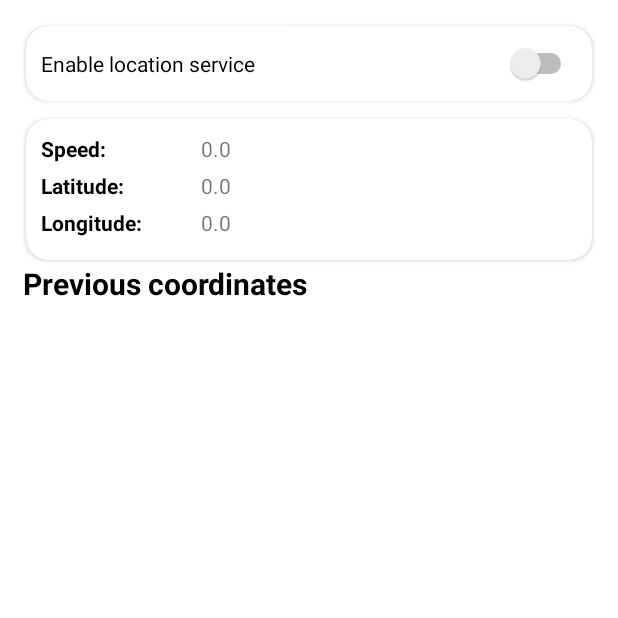
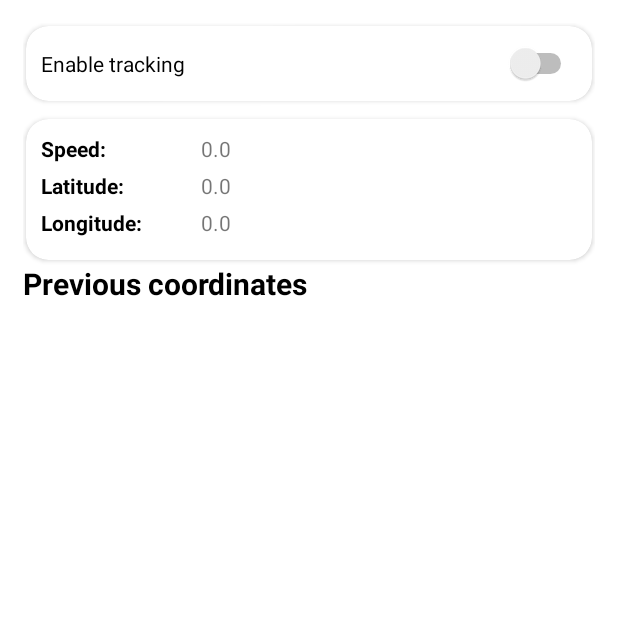
Before and after one commit to threshant/tracker-interview, an Android app: the screen it shows after launch once a user with an empty profile is signed in (MainActivity), on a phone screen of 412 x 824 dp, the top half of it. Run offline under Robolectric (Android 15) with nearby library versions, the phone set to English and light mode, and no system bars; our stand-ins replace Firebase (no records; nobody signed in at launch, a user with empty details on screens opened directly), data binding.

Commit message:
Updated string resources

```diff
--- a/app/src/main/res/layout/activity_main.xml
+++ b/app/src/main/res/layout/activity_main.xml
@@ -54,7 +54,7 @@
                                 android:layout_width="wrap_content"
                                 android:layout_height="wrap_content"
                                 android:layout_marginBottom="5dp"
-                                android:text="Please turn on GPS"
+                                android:text="@string/please_turn_on_gps"
                                 android:textColor="@color/black"
                                 android:textStyle="bold" />
 
@@ -62,7 +62,7 @@
                                 android:layout_width="wrap_content"
                                 android:layout_height="wrap_content"
                                 android:layout_marginBottom="10dp"
-                                android:text="Turn on the GPS to get the accurate results of coordinates."
+                                android:text="@string/turn_on_the_gps_to_get_the_accurate_results_of_coordinates"
                                 android:textColor="@color/black" />
 
                             <TextView
@@ -70,7 +70,7 @@
                                 android:layout_width="match_parent"
                                 android:layout_height="wrap_content"
                                 android:layout_marginBottom="10dp"
-                                android:text="Turn on"
+                                android:text="@string/turn_on"
                                 android:textAlignment="textEnd"
                                 android:textColor="@color/teal_200"
                                 android:textSize="16sp"
@@ -111,7 +111,7 @@
                                 android:layout_width="wrap_content"
                                 android:layout_height="wrap_content"
                                 android:layout_marginBottom="5dp"
-                                android:text="Please enable location permission"
+                                android:text="@string/please_enable_location_permission"
                                 android:textColor="@color/black"
                                 android:textStyle="bold" />
 
@@ -119,7 +119,7 @@
                                 android:layout_width="wrap_content"
                                 android:layout_height="wrap_content"
                                 android:layout_marginBottom="10dp"
-                                android:text="Allow Tracker to access location, to measure the X and Y Coordinates."
+                                android:text="@string/allow_tracker_to_access_location_to_measure_the_x_and_y_coordinates"
                                 android:textColor="@color/black" />
 
                             <TextView
@@ -127,7 +127,7 @@
                                 android:layout_width="match_parent"
                                 android:layout_height="wrap_content"
                                 android:layout_marginBottom="10dp"
-                                android:text="Enable permission"
+                                android:text="@string/enable_permission"
                                 android:textAlignment="textEnd"
                                 android:textColor="@color/teal_200"
                                 android:textSize="16sp"
@@ -154,7 +154,7 @@
                         android:layout_margin="10dp"
                         android:checked="@{viewModel.switchState()}"
                         android:onCheckedChanged="@{(view, isChecked) -> viewModel.setSwitchState(isChecked)}"
-                        android:text="Enable location service"
+                        android:text="@string/enable_location_service"
                         tools:ignore="UseSwitchCompatOrMaterialXml" />
                 </androidx.cardview.widget.CardView>
 
@@ -180,7 +180,7 @@
                                 android:layout_width="0dp"
                                 android:layout_height="wrap_content"
                                 android:layout_weight="0.3"
-                                android:text="Speed: "
+                                android:text="@string/speed"
                                 android:textColor="@color/black"
                                 android:textStyle="bold" />
 
@@ -200,7 +200,7 @@
                                 android:layout_width="0dp"
                                 android:layout_height="wrap_content"
                                 android:layout_weight="0.3"
-                                android:text="Latitude: "
+                                android:text="@string/latitude"
                                 android:textColor="@color/black"
                                 android:textStyle="bold" />
 
@@ -222,7 +222,7 @@
                                 android:layout_width="0dp"
                                 android:layout_height="wrap_content"
                                 android:layout_weight="0.3"
-                                android:text="Longitude: "
+                                android:text="@string/longitude"
                                 android:textColor="@color/black"
                                 android:textStyle="bold" />
 
--- a/app/src/main/res/layout/item_location.xml
+++ b/app/src/main/res/layout/item_location.xml
@@ -28,7 +28,7 @@
                     android:layout_width="match_parent"
                     android:layout_height="wrap_content"
                     android:layout_marginBottom="5dp"
-                    android:text="Start cords"
+                    android:text="@string/start_cords"
                     android:textColor="@color/teal_700"
                     android:textSize="20sp"
                     android:textStyle="bold" />
@@ -45,7 +45,7 @@
                     android:layout_width="match_parent"
                     android:layout_height="wrap_content"
                     android:layout_marginBottom="5dp"
-                    android:text="End cords"
+                    android:text="@string/end_cords"
                     android:textColor="@color/teal_700"
                     android:textSize="20sp"
                     android:textStyle="bold" />
--- a/app/src/main/res/values/strings.xml
+++ b/app/src/main/res/values/strings.xml
@@ -1,4 +1,20 @@
 <resources>
     <string name="app_name">tracker</string>
     <string name="previous_coordinates">Previous coordinates</string>
+    <string name="email_address">Email address</string>
+    <string name="password">Password</string>
+    <string name="login">Login</string>
+    <string name="signup">Signup</string>
+    <string name="please_turn_on_gps">Please turn on GPS</string>
+    <string name="turn_on_the_gps_to_get_the_accurate_results_of_coordinates">Turn on the GPS to get the accurate results of coordinates.</string>
+    <string name="turn_on">Turn on</string>
+    <string name="please_enable_location_permission">Please enable location permission</string>
+    <string name="allow_tracker_to_access_location_to_measure_the_x_and_y_coordinates">Allow Tracker to access location, to measure the X and Y Coordinates.</string>
+    <string name="enable_permission">Enable permission</string>
+    <string name="enable_location_service">Enable tracking</string>
+    <string name="speed">Speed:</string>
+    <string name="latitude">Latitude:</string>
+    <string name="longitude">Longitude:</string>
+    <string name="start_cords">Start cords</string>
+    <string name="end_cords">End cords</string>
 </resources>
```
Also changed, not shown: app/src/main/res/layout/activity_auth.xml (+4 -4 lines).
